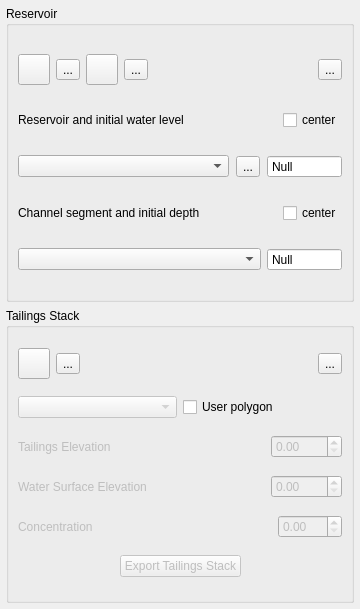
The window that flo2d/ui/ic_editor.ui (FLO-2DSoftware/qgis-flo-2d-plugin) describes before a commit, drawn with Qt 5.
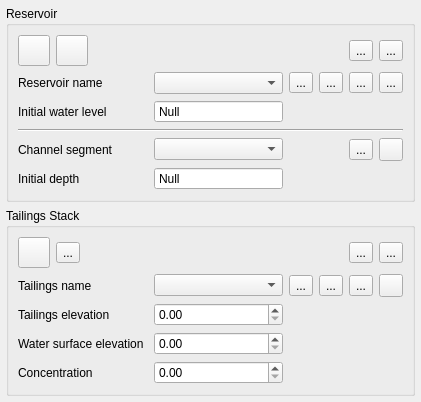
The same window after the commit. Icons and pictures are not drawn. Custom widgets are drawn as their Qt base class.

Commit message: Added tailings to the ic editor

Patch:
```diff
--- a/flo2d/ui/ic_editor.ui
+++ b/flo2d/ui/ic_editor.ui
@@ -6,8 +6,8 @@
    <rect>
     <x>0</x>
     <y>0</y>
-    <width>360</width>
-    <height>609</height>
+    <width>421</width>
+    <height>391</height>
    </rect>
   </property>
   <property name="minimumSize">
@@ -38,26 +38,12 @@
       <string>Reservoir</string>
      </property>
      <layout class="QGridLayout" name="gridLayout">
-      <item row="1" column="0">
-       <layout class="QHBoxLayout" name="horizontalLayout_3">
-        <property name="bottomMargin">
-         <number>0</number>
-        </property>
-        <item>
-         <widget class="QLabel" name="label_2">
-          <property name="minimumSize">
-           <size>
-            <width>0</width>
-            <height>0</height>
-           </size>
-          </property>
-          <property name="text">
-           <string>Reservoir and initial water level</string>
-          </property>
-         </widget>
-        </item>
-        <item>
-         <spacer name="horizontalSpacer">
+      <item row="0" column="0">
+       <layout class="QGridLayout" name="gridLayout_4">
+        <item row="0" column="0" colspan="2">
+         <layout class="QGridLayout" name="gridLayout_7">
+          <item row="0" column="2">
+           <spacer name="horizontalSpacer_5">
           <property name="orientation">
            <enum>Qt::Horizontal</enum>
           </property>
@@ -69,62 +55,8 @@
           </property>
          </spacer>
         </item>
-        <item>
-         <widget class="QCheckBox" name="center_res_chbox">
-          <property name="text">
-           <string>center</string>
-          </property>
-         </widget>
-        </item>
-       </layout>
-      </item>
-      <item row="0" column="0">
-       <layout class="QHBoxLayout" name="horizontalLayout_7">
-        <item>
-         <widget class="QToolButton" name="add_user_res_btn">
-          <property name="toolTip">
-           <string>Add user reservoir</string>
-          </property>
-          <property name="text">
-           <string/>
-          </property>
-          <property name="icon">
-           <iconset>
-            <normaloff>../img/add_reservoir.svg</normaloff>../img/add_reservoir.svg</iconset>
-          </property>
-          <property name="iconSize">
-           <size>
-            <width>24</width>
-            <height>24</height>
-           </size>
-          </property>
-          <property name="checkable">
-           <bool>false</bool>
-          </property>
-         </widget>
-        </item>
-        <item>
-         <widget class="QToolButton" name="save_changes_btn">
-          <property name="toolTip">
-           <string>Save added reservoirs</string>
-          </property>
-          <property name="text">
-           <string>...</string>
-          </property>
-          <property name="icon">
-           <iconset>
-            <normaloff>../img/mActionSaveAllEdits.svg</normaloff>../img/mActionSaveAllEdits.svg</iconset>
-          </property>
-          <property name="iconSize">
-           <size>
-            <width>24</width>
-            <height>24</height>
-           </size>
-          </property>
-         </widget>
-        </item>
-        <item>
-         <widget class="QToolButton" name="revert_changes_btn">
+          <item row="0" column="1">
+           <widget class="QToolButton" name="revert_res_changes_btn">
           <property name="maximumSize">
            <size>
             <width>60</width>
@@ -149,11 +81,31 @@
           </property>
          </widget>
         </item>
-        <item>
-         <widget class="QToolButton" name="delete_res_btn">
+          <item row="0" column="0">
+           <widget class="QToolButton" name="add_user_res_btn">
           <property name="toolTip">
-           <string>Delete current reservoir</string>
-          </property>
+             <string>Add user reservoir</string>
+            </property>
+            <property name="text">
+             <string/>
+            </property>
+            <property name="icon">
+             <iconset>
+              <normaloff>../img/add_reservoir.svg</normaloff>../img/add_reservoir.svg</iconset>
+            </property>
+            <property name="iconSize">
+             <size>
+              <width>24</width>
+              <height>24</height>
+             </size>
+            </property>
+            <property name="checkable">
+             <bool>true</bool>
+            </property>
+           </widget>
+          </item>
+          <item row="0" column="4">
+           <widget class="QToolButton" name="delete_schem_res_btn">
           <property name="text">
            <string>...</string>
           </property>
@@ -169,20 +121,7 @@
           </property>
          </widget>
         </item>
-        <item>
-         <spacer name="horizontalSpacer_5">
-          <property name="orientation">
-           <enum>Qt::Horizontal</enum>
-          </property>
-          <property name="sizeHint" stdset="0">
-           <size>
-            <width>40</width>
-            <height>20</height>
-           </size>
-          </property>
-         </spacer>
-        </item>
-        <item>
+          <item row="0" column="3">
          <widget class="QToolButton" name="schem_res_btn">
           <property name="toolTip">
            <string>Schematize initial conditions</string>
@@ -204,71 +143,60 @@
         </item>
        </layout>
       </item>
-      <item row="3" column="0">
-       <layout class="QHBoxLayout" name="horizontalLayout_4">
-        <item>
-         <widget class="QLabel" name="label">
-          <property name="minimumSize">
-           <size>
-            <width>0</width>
-            <height>0</height>
-           </size>
-          </property>
-          <property name="text">
-           <string>Channel segment and initial depth</string>
-          </property>
-         </widget>
-        </item>
-        <item>
-         <spacer name="horizontalSpacer_2">
-          <property name="orientation">
-           <enum>Qt::Horizontal</enum>
-          </property>
-          <property name="sizeHint" stdset="0">
-           <size>
-            <width>40</width>
-            <height>20</height>
-           </size>
-          </property>
-         </spacer>
-        </item>
-        <item>
-         <widget class="QCheckBox" name="center_seg_chbox">
-          <property name="text">
-           <string>center</string>
-          </property>
-         </widget>
-        </item>
-       </layout>
-      </item>
-      <item row="2" column="0">
-       <layout class="QHBoxLayout" name="horizontalLayout">
-        <property name="spacing">
-         <number>7</number>
-        </property>
-        <property name="bottomMargin">
-         <number>0</number>
-        </property>
-        <item>
-         <widget class="QComboBox" name="res_cbo">
+        <item row="1" column="0" colspan="2">
+         <layout class="QGridLayout" name="gridLayout_9">
+          <item row="4" column="1">
+           <widget class="QDoubleSpinBox" name="seg_ini_sbox">
           <property name="sizePolicy">
-           <sizepolicy hsizetype="MinimumExpanding" vsizetype="Fixed">
+             <sizepolicy hsizetype="Preferred" vsizetype="Fixed">
             <horstretch>0</horstretch>
             <verstretch>0</verstretch>
            </sizepolicy>
           </property>
           <property name="minimumSize">
            <size>
-            <width>0</width>
+              <width>115</width>
             <height>0</height>
            </size>
           </property>
-          <property name="sizeAdjustPolicy">
-           <enum>QComboBox::AdjustToMinimumContentsLength</enum>
-          </property>
-         </widget>
-        </item>
-        <item>
+            <property name="buttonSymbols">
+             <enum>QAbstractSpinBox::NoButtons</enum>
+            </property>
+            <property name="specialValueText">
+             <string>Null</string>
+            </property>
+            <property name="decimals">
+             <number>3</number>
+            </property>
+            <property name="minimum">
+             <double>-1.000000000000000</double>
+            </property>
+            <property name="maximum">
+             <double>999999.000000000000000</double>
+            </property>
+            <property name="singleStep">
+             <double>1.000000000000000</double>
+            </property>
+            <property name="value">
+             <double>-1.000000000000000</double>
+            </property>
+           </widget>
+          </item>
+          <item row="3" column="5">
+           <widget class="QToolButton" name="center_seg_chbox">
+            <property name="text">
+             <string/>
+            </property>
+            <property name="icon">
+             <iconset>
+              <normaloff>../img/eye-svgrepo-com.svg</normaloff>../img/eye-svgrepo-com.svg</iconset>
+            </property>
+            <property name="checkable">
+             <bool>true</bool>
+            </property>
+           </widget>
+          </item>
+          <item row="0" column="2">
          <widget class="QToolButton" name="rename_res_btn">
           <property name="toolTip">
            <string>Change reservoir name</string>
@@ -282,11 +210,115 @@
           </property>
          </widget>
         </item>
-        <item>
+          <item row="0" column="5">
+           <widget class="QToolButton" name="center_res_chbox">
+            <property name="text">
+             <string>...</string>
+            </property>
+            <property name="icon">
+             <iconset>
+              <normaloff>../img/eye-svgrepo-com.svg</normaloff>../img/eye-svgrepo-com.svg</iconset>
+            </property>
+            <property name="checkable">
+             <bool>true</bool>
+            </property>
+            <property name="checked">
+             <bool>false</bool>
+            </property>
+           </widget>
+          </item>
+          <item row="4" column="2" colspan="4">
+           <spacer name="horizontalSpacer_7">
+            <property name="orientation">
+             <enum>Qt::Horizontal</enum>
+            </property>
+            <property name="sizeHint" stdset="0">
+             <size>
+              <width>40</width>
+              <height>20</height>
+             </size>
+            </property>
+           </spacer>
+          </item>
+          <item row="3" column="0">
+           <widget class="QLabel" name="label">
+            <property name="minimumSize">
+             <size>
+              <width>120</width>
+              <height>0</height>
+             </size>
+            </property>
+            <property name="text">
+             <string>Channel segment</string>
+            </property>
+           </widget>
+          </item>
+          <item row="0" column="0">
+           <widget class="QLabel" name="label_6">
+            <property name="minimumSize">
+             <size>
+              <width>120</width>
+              <height>0</height>
+             </size>
+            </property>
+            <property name="text">
+             <string>Reservoir name</string>
+            </property>
+           </widget>
+          </item>
+          <item row="1" column="0">
+           <widget class="QLabel" name="label_2">
+            <property name="minimumSize">
+             <size>
+              <width>120</width>
+              <height>0</height>
+             </size>
+            </property>
+            <property name="text">
+             <string>Initial water level</string>
+            </property>
+           </widget>
+          </item>
+          <item row="4" column="0">
+           <widget class="QLabel" name="label_7">
+            <property name="minimumSize">
+             <size>
+              <width>120</width>
+              <height>0</height>
+             </size>
+            </property>
+            <property name="text">
+             <string>Initial depth</string>
+            </property>
+           </widget>
+          </item>
+          <item row="3" column="1">
+           <widget class="QComboBox" name="chan_seg_cbo">
+            <property name="sizePolicy">
+             <sizepolicy hsizetype="Preferred" vsizetype="Fixed">
+              <horstretch>0</horstretch>
+              <verstretch>0</verstretch>
+             </sizepolicy>
+            </property>
+            <property name="minimumSize">
+             <size>
+              <width>115</width>
+              <height>0</height>
+             </size>
+            </property>
+           </widget>
+          </item>
+          <item row="1" column="1">
          <widget class="QDoubleSpinBox" name="res_ini_sbox">
+            <property name="sizePolicy">
+             <sizepolicy hsizetype="Preferred" vsizetype="Fixed">
+              <horstretch>0</horstretch>
+              <verstretch>0</verstretch>
+             </sizepolicy>
+            </property>
           <property name="minimumSize">
            <size>
-            <width>60</width>
+              <width>115</width>
             <height>0</height>
            </size>
           </property>
@@ -316,52 +348,116 @@
           </property>
          </widget>
         </item>
-       </layout>
-      </item>
-      <item row="4" column="0">
-       <layout class="QHBoxLayout" name="horizontalLayout_2">
-        <item>
-         <widget class="QComboBox" name="chan_seg_cbo">
+          <item row="3" column="2" colspan="2">
+           <spacer name="horizontalSpacer">
+            <property name="orientation">
+             <enum>Qt::Horizontal</enum>
+            </property>
+            <property name="sizeHint" stdset="0">
+             <size>
+              <width>40</width>
+              <height>20</height>
+             </size>
+            </property>
+           </spacer>
+          </item>
+          <item row="0" column="1">
+           <widget class="QComboBox" name="res_cbo">
           <property name="sizePolicy">
-           <sizepolicy hsizetype="MinimumExpanding" vsizetype="Fixed">
+             <sizepolicy hsizetype="Preferred" vsizetype="Fixed">
             <horstretch>0</horstretch>
             <verstretch>0</verstretch>
            </sizepolicy>
           </property>
-         </widget>
-        </item>
-        <item>
-         <widget class="QDoubleSpinBox" name="seg_ini_sbox">
           <property name="minimumSize">
            <size>
-            <width>60</width>
+              <width>115</width>
             <height>0</height>
            </size>
           </property>
-          <property name="buttonSymbols">
-           <enum>QAbstractSpinBox::NoButtons</enum>
-          </property>
-          <property name="specialValueText">
-           <string>Null</string>
-          </property>
-          <property name="decimals">
-           <number>3</number>
-          </property>
-          <property name="minimum">
-           <double>-1.000000000000000</double>
-          </property>
-          <property name="maximum">
-           <double>999999.000000000000000</double>
-          </property>
-          <property name="singleStep">
-           <double>1.000000000000000</double>
-          </property>
-          <property name="value">
-           <double>-1.000000000000000</double>
-          </property>
-         </widget>
-        </item>
-       </layout>
+            <property name="sizeAdjustPolicy">
+             <enum>QComboBox::AdjustToMinimumContentsLength</enum>
+            </property>
+           </widget>
+          </item>
+          <item row="0" column="3">
+           <widget class="QToolButton" name="delete_res_btn">
+            <property name="toolTip">
+             <string>Delete current reservoir</string>
+            </property>
+            <property name="text">
+             <string>...</string>
+            </property>
+            <property name="icon">
+             <iconset>
+              <normaloff>../img/mActionDeleteSelected.svg</normaloff>../img/mActionDeleteSelected.svg</iconset>
+            </property>
+            <property name="iconSize">
+             <size>
+              <width>16</width>
+              <height>16</height>
+             </size>
+            </property>
+           </widget>
+          </item>
+          <item row="1" column="2" colspan="4">
+           <spacer name="horizontalSpacer_2">
+            <property name="orientation">
+             <enum>Qt::Horizontal</enum>
+            </property>
+            <property name="sizeHint" stdset="0">
+             <size>
+              <width>40</width>
+              <height>20</height>
+             </size>
+            </property>
+           </spacer>
+          </item>
+          <item row="2" column="0" colspan="6">
+           <widget class="Line" name="line">
+            <property name="orientation">
+             <enum>Qt::Horizontal</enum>
+            </property>
+           </widget>
+          </item>
+          <item row="0" column="4">
+           <widget class="QToolButton" name="clear_res_rb_btn">
+            <property name="text">
+             <string>...</string>
+            </property>
+            <property name="icon">
+             <iconset>
+              <normaloff>../img/broom.png</normaloff>../img/broom.png</iconset>
+            </property>
+           </widget>
+          </item>
+          <item row="3" column="4">
+           <widget class="QToolButton" name="clear_chan_rb_btn">
+            <property name="text">
+             <string>...</string>
+            </property>
+            <property name="icon">
+             <iconset>
+              <normaloff>../img/broom.png</normaloff>../img/broom.png</iconset>
+            </property>
+           </widget>
+          </item>
+         </layout>
+        </item>
+       </layout>
+      </item>
+      <item row="1" column="0">
+       <spacer name="verticalSpacer">
+        <property name="orientation">
+         <enum>Qt::Vertical</enum>
+        </property>
+        <property name="sizeHint" stdset="0">
+         <size>
+          <width>20</width>
+          <height>40</height>
+         </size>
+        </property>
+       </spacer>
       </item>
      </layout>
     </widget>
@@ -373,52 +469,11 @@
      </property>
      <layout class="QGridLayout" name="gridLayout_2">
       <item row="0" column="0">
-       <layout class="QHBoxLayout" name="horizontalLayout_8">
-        <item>
-         <widget class="QToolButton" name="add_tailings_btn">
-          <property name="toolTip">
-           <string>Add tailings</string>
-          </property>
-          <property name="text">
-           <string/>
-          </property>
-          <property name="icon">
-           <iconset>
-            <normaloff>../img/mActionCapturePolygon.svg</normaloff>../img/mActionCapturePolygon.svg</iconset>
-          </property>
-          <property name="iconSize">
-           <size>
-            <width>24</width>
-            <height>24</height>
-           </size>
-          </property>
-          <property name="checkable">
-           <bool>false</bool>
-          </property>
-         </widget>
-        </item>
-        <item>
-         <widget class="QToolButton" name="save_tailings_btn">
-          <property name="toolTip">
-           <string>Save added tailings</string>
-          </property>
-          <property name="text">
-           <string>...</string>
-          </property>
-          <property name="icon">
-           <iconset>
-            <normaloff>../img/mActionSaveAllEdits.svg</normaloff>../img/mActionSaveAllEdits.svg</iconset>
-          </property>
-          <property name="iconSize">
-           <size>
-            <width>24</width>
-            <height>24</height>
-           </size>
-          </property>
-         </widget>
-        </item>
-        <item>
-         <spacer name="horizontalSpacer_6">
+       <layout class="QGridLayout" name="gridLayout_18">
+        <item row="1" column="1">
+         <layout class="QGridLayout" name="gridLayout_21">
+          <item row="3" column="2" colspan="4">
+           <spacer name="horizontalSpacer_9">
           <property name="orientation">
            <enum>Qt::Horizontal</enum>
           </property>
@@ -430,139 +485,20 @@
           </property>
          </spacer>
         </item>
-        <item>
-         <widget class="QToolButton" name="delete_tailings_btn">
-          <property name="toolTip">
-           <string>Delete tailings</string>
-          </property>
-          <property name="text">
-           <string>...</string>
-          </property>
-          <property name="icon">
-           <iconset>
-            <normaloff>../img/mActionDeleteSelected.svg</normaloff>../img/mActionDeleteSelected.svg</iconset>
-          </property>
-          <property name="iconSize">
-           <size>
-            <width>24</width>
-            <height>24</height>
-           </size>
-          </property>
-         </widget>
-        </item>
-       </layout>
-      </item>
-      <item row="1" column="0">
-       <layout class="QGridLayout" name="gridLayout_3">
-        <item row="0" column="0">
+          <item row="0" column="1">
          <widget class="QComboBox" name="tailings_cbo">
           <property name="enabled">
-           <bool>false</bool>
-          </property>
-         </widget>
-        </item>
-        <item row="0" column="1">
-         <widget class="QCheckBox" name="user_polygon_cb">
-          <property name="layoutDirection">
-           <enum>Qt::LeftToRight</enum>
-          </property>
-          <property name="text">
-           <string>User polygon</string>
-          </property>
-         </widget>
-        </item>
-       </layout>
-      </item>
-      <item row="8" column="0">
-       <layout class="QHBoxLayout" name="horizontalLayout_9">
-        <item>
-         <spacer name="horizontalSpacer_7">
-          <property name="orientation">
-           <enum>Qt::Horizontal</enum>
-          </property>
-          <property name="sizeHint" stdset="0">
+             <bool>true</bool>
+            </property>
+            <property name="minimumSize">
            <size>
-            <width>40</width>
-            <height>20</height>
-           </size>
-          </property>
-         </spacer>
-        </item>
-        <item>
-         <widget class="QPushButton" name="export_tailings_btn">
-          <property name="enabled">
-           <bool>false</bool>
-          </property>
-          <property name="text">
-           <string>Export Tailings Stack</string>
-          </property>
-         </widget>
-        </item>
-        <item>
-         <spacer name="horizontalSpacer_8">
-          <property name="orientation">
-           <enum>Qt::Horizontal</enum>
-          </property>
-          <property name="sizeHint" stdset="0">
-           <size>
-            <width>40</width>
-            <height>20</height>
-           </size>
-          </property>
-         </spacer>
-        </item>
-       </layout>
-      </item>
-      <item row="5" column="0">
-       <layout class="QHBoxLayout" name="horizontalLayout_6">
-        <item>
-         <widget class="QLabel" name="label_4">
-          <property name="enabled">
-           <bool>false</bool>
-          </property>
-          <property name="text">
-           <string>Water Surface Elevation</string>
-          </property>
-         </widget>
-        </item>
-        <item>
-         <spacer name="horizontalSpacer_4">
-          <property name="orientation">
-           <enum>Qt::Horizontal</enum>
-          </property>
-          <property name="sizeHint" stdset="0">
-           <size>
-            <width>40</width>
-            <height>20</height>
-           </size>
-          </property>
-         </spacer>
-        </item>
-        <item>
-         <widget class="QgsDoubleSpinBox" name="wse_sb">
-          <property name="enabled">
-           <bool>false</bool>
-          </property>
-          <property name="maximum">
-           <double>9999.000000000000000</double>
-          </property>
-         </widget>
-        </item>
-       </layout>
-      </item>
-      <item row="4" column="0">
-       <layout class="QHBoxLayout" name="horizontalLayout_5">
-        <item>
-         <widget class="QLabel" name="label_3">
-          <property name="enabled">
-           <bool>false</bool>
-          </property>
-          <property name="text">
-           <string>Tailings Elevation</string>
-          </property>
-         </widget>
-        </item>
-        <item>
+              <width>115</width>
+              <height>0</height>
+             </size>
+            </property>
+           </widget>
+          </item>
+          <item row="1" column="2" colspan="4">
          <spacer name="horizontalSpacer_3">
           <property name="orientation">
            <enum>Qt::Horizontal</enum>
@@ -575,32 +511,29 @@
           </property>
          </spacer>
         </item>
-        <item>
-         <widget class="QgsDoubleSpinBox" name="tailings_elev_sb">
+          <item row="1" column="0">
+           <widget class="QLabel" name="label_3">
           <property name="enabled">
-           <bool>false</bool>
-          </property>
-          <property name="maximum">
-           <double>9999.000000000000000</double>
+             <bool>true</bool>
+            </property>
+            <property name="text">
+             <string>Tailings elevation</string>
           </property>
          </widget>
         </item>
-       </layout>
-      </item>
-      <item row="6" column="0">
-       <layout class="QHBoxLayout" name="horizontalLayout_10">
-        <item>
-         <widget class="QLabel" name="label_5">
-          <property name="enabled">
-           <bool>false</bool>
-          </property>
+          <item row="0" column="2">
+           <widget class="QToolButton" name="rename_tal_btn">
           <property name="text">
-           <string>Concentration</string>
-          </property>
-         </widget>
-        </item>
-        <item>
-         <spacer name="horizontalSpacer_9">
+             <string>...</string>
+            </property>
+            <property name="icon">
+             <iconset>
+              <normaloff>../img/change_name.svg</normaloff>../img/change_name.svg</iconset>
+            </property>
+           </widget>
+          </item>
+          <item row="2" column="2" colspan="4">
+           <spacer name="horizontalSpacer_4">
           <property name="orientation">
            <enum>Qt::Horizontal</enum>
           </property>
@@ -612,17 +545,260 @@
           </property>
          </spacer>
         </item>
-        <item>
+          <item row="3" column="1">
          <widget class="QgsDoubleSpinBox" name="concentration_sb">
           <property name="enabled">
-           <bool>false</bool>
+             <bool>true</bool>
+            </property>
+            <property name="sizePolicy">
+             <sizepolicy hsizetype="Preferred" vsizetype="Fixed">
+              <horstretch>0</horstretch>
+              <verstretch>0</verstretch>
+             </sizepolicy>
+            </property>
+            <property name="minimumSize">
+             <size>
+              <width>115</width>
+              <height>0</height>
+             </size>
           </property>
           <property name="maximum">
            <double>150.000000000000000</double>
           </property>
          </widget>
         </item>
-       </layout>
+          <item row="3" column="0">
+           <widget class="QLabel" name="label_5">
+            <property name="enabled">
+             <bool>true</bool>
+            </property>
+            <property name="text">
+             <string>Concentration</string>
+            </property>
+           </widget>
+          </item>
+          <item row="1" column="1">
+           <widget class="QgsDoubleSpinBox" name="tailings_elev_sb">
+            <property name="enabled">
+             <bool>true</bool>
+            </property>
+            <property name="sizePolicy">
+             <sizepolicy hsizetype="Preferred" vsizetype="Fixed">
+              <horstretch>0</horstretch>
+              <verstretch>0</verstretch>
+             </sizepolicy>
+            </property>
+            <property name="minimumSize">
+             <size>
+              <width>115</width>
+              <height>0</height>
+             </size>
+            </property>
+            <property name="maximum">
+             <double>9999.000000000000000</double>
+            </property>
+           </widget>
+          </item>
+          <item row="2" column="0">
+           <widget class="QLabel" name="label_4">
+            <property name="enabled">
+             <bool>true</bool>
+            </property>
+            <property name="minimumSize">
+             <size>
+              <width>120</width>
+              <height>0</height>
+             </size>
+            </property>
+            <property name="text">
+             <string>Water surface elevation</string>
+            </property>
+           </widget>
+          </item>
+          <item row="2" column="1">
+           <widget class="QgsDoubleSpinBox" name="wse_sb">
+            <property name="enabled">
+             <bool>true</bool>
+            </property>
+            <property name="sizePolicy">
+             <sizepolicy hsizetype="Preferred" vsizetype="Fixed">
+              <horstretch>0</horstretch>
+              <verstretch>0</verstretch>
+             </sizepolicy>
+            </property>
+            <property name="minimumSize">
+             <size>
+              <width>115</width>
+              <height>0</height>
+             </size>
+            </property>
+            <property name="maximum">
+             <double>9999.000000000000000</double>
+            </property>
+           </widget>
+          </item>
+          <item row="0" column="3">
+           <widget class="QToolButton" name="delete_tailings_btn">
+            <property name="toolTip">
+             <string>Delete tailings</string>
+            </property>
+            <property name="text">
+             <string>...</string>
+            </property>
+            <property name="icon">
+             <iconset>
+              <normaloff>../img/mActionDeleteSelected.svg</normaloff>../img/mActionDeleteSelected.svg</iconset>
+            </property>
+            <property name="iconSize">
+             <size>
+              <width>16</width>
+              <height>16</height>
+             </size>
+            </property>
+           </widget>
+          </item>
+          <item row="0" column="0">
+           <widget class="QLabel" name="label_8">
+            <property name="text">
+             <string>Tailings name</string>
+            </property>
+           </widget>
+          </item>
+          <item row="0" column="5">
+           <widget class="QToolButton" name="center_tal_chbox">
+            <property name="layoutDirection">
+             <enum>Qt::LeftToRight</enum>
+            </property>
+            <property name="text">
+             <string/>
+            </property>
+            <property name="icon">
+             <iconset>
+              <normaloff>../img/eye-svgrepo-com.svg</normaloff>../img/eye-svgrepo-com.svg</iconset>
+            </property>
+            <property name="checkable">
+             <bool>true</bool>
+            </property>
+           </widget>
+          </item>
+          <item row="0" column="4">
+           <widget class="QToolButton" name="clear_tal_rb_btn">
+            <property name="text">
+             <string>...</string>
+            </property>
+            <property name="icon">
+             <iconset>
+              <normaloff>../img/broom.png</normaloff>../img/broom.png</iconset>
+            </property>
+           </widget>
+          </item>
+         </layout>
+        </item>
+        <item row="0" column="1">
+         <layout class="QGridLayout" name="gridLayout_20">
+          <item row="0" column="1">
+           <widget class="QToolButton" name="revert_tal_changes_btn">
+            <property name="text">
+             <string>...</string>
+            </property>
+            <property name="icon">
+             <iconset>
+              <normaloff>../img/mActionUndo.svg</normaloff>../img/mActionUndo.svg</iconset>
+            </property>
+            <property name="iconSize">
+             <size>
+              <width>24</width>
+              <height>24</height>
+             </size>
+            </property>
+           </widget>
+          </item>
+          <item row="0" column="2">
+           <spacer name="horizontalSpacer_6">
+            <property name="orientation">
+             <enum>Qt::Horizontal</enum>
+            </property>
+            <property name="sizeHint" stdset="0">
+             <size>
+              <width>40</width>
+              <height>20</height>
+             </size>
+            </property>
+           </spacer>
+          </item>
+          <item row="0" column="3">
+           <widget class="QToolButton" name="schem_tal_btn">
+            <property name="text">
+             <string>...</string>
+            </property>
+            <property name="icon">
+             <iconset>
+              <normaloff>../img/schematize_tailings.svg</normaloff>../img/schematize_tailings.svg</iconset>
+            </property>
+            <property name="iconSize">
+             <size>
+              <width>24</width>
+              <height>24</height>
+             </size>
+            </property>
+           </widget>
+          </item>
+          <item row="0" column="0">
+           <widget class="QToolButton" name="add_tailings_btn">
+            <property name="toolTip">
+             <string>Add tailings</string>
+            </property>
+            <property name="text">
+             <string/>
+            </property>
+            <property name="icon">
+             <iconset>
+              <normaloff>../img/add_tailings.svg</normaloff>../img/add_tailings.svg</iconset>
+            </property>
+            <property name="iconSize">
+             <size>
+              <width>24</width>
+              <height>24</height>
+             </size>
+            </property>
+            <property name="checkable">
+             <bool>true</bool>
+            </property>
+           </widget>
+          </item>
+          <item row="0" column="4">
+           <widget class="QToolButton" name="delete_schem_tal_btn">
+            <property name="text">
+             <string>...</string>
+            </property>
+            <property name="icon">
+             <iconset>
+              <normaloff>../img/delete_schematize_tailing.svg</normaloff>../img/delete_schematize_tailing.svg</iconset>
+            </property>
+            <property name="iconSize">
+             <size>
+              <width>24</width>
+              <height>24</height>
+             </size>
+            </property>
+           </widget>
+          </item>
+         </layout>
+        </item>
+       </layout>
+      </item>
+      <item row="1" column="0">
+       <spacer name="verticalSpacer_2">
+        <property name="orientation">
+         <enum>Qt::Vertical</enum>
+        </property>
+        <property name="sizeHint" stdset="0">
+         <size>
+          <width>20</width>
+          <height>40</height>
+         </size>
+        </property>
+       </spacer>
       </item>
      </layout>
     </widget>
```
Left out of the diff: 25 changed lines with no effect on the pictures. Lines whose indentation alone changed are shown as unchanged. The commit also changes 11 other files.
